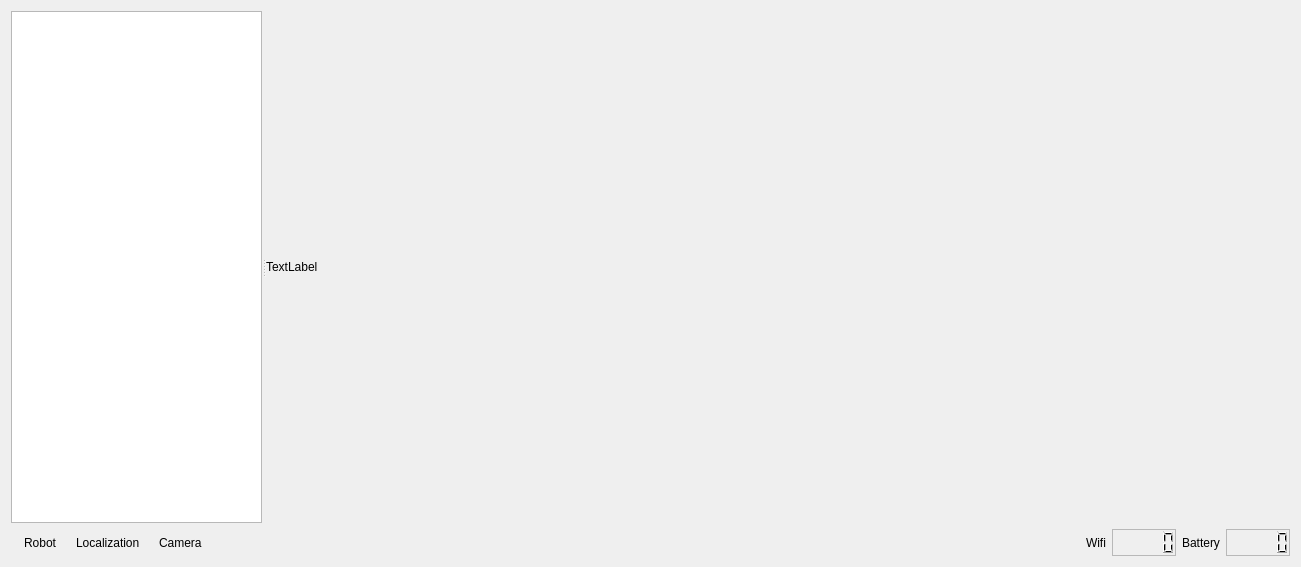
Above: pioneer/pioneer_controller/src/mainUI.ui from jperezkz/Robotica-avanzada before the change. Below: the same form after it.
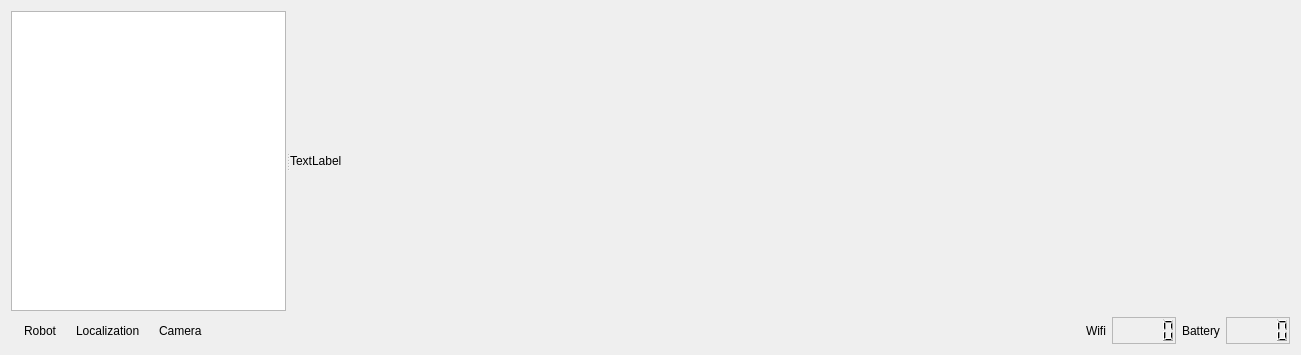
That is the form after the change. Icons and pictures are not drawn.

Patch:
```diff
--- a/pioneer/pioneer_controller/src/mainUI.ui
+++ b/pioneer/pioneer_controller/src/mainUI.ui
@@ -7,7 +7,7 @@
     <x>0</x>
     <y>0</y>
     <width>1301</width>
-    <height>567</height>
+    <height>355</height>
    </rect>
   </property>
   <property name="windowTitle">
@@ -32,14 +32,14 @@
        <widget class="QLabel" name="label_rgb">
         <property name="minimumSize">
          <size>
-          <width>1024</width>
-          <height>512</height>
+          <width>1000</width>
+          <height>300</height>
          </size>
         </property>
         <property name="maximumSize">
          <size>
-          <width>1024</width>
-          <height>512</height>
+          <width>1000</width>
+          <height>300</height>
          </size>
         </property>
         <property name="text">
```
